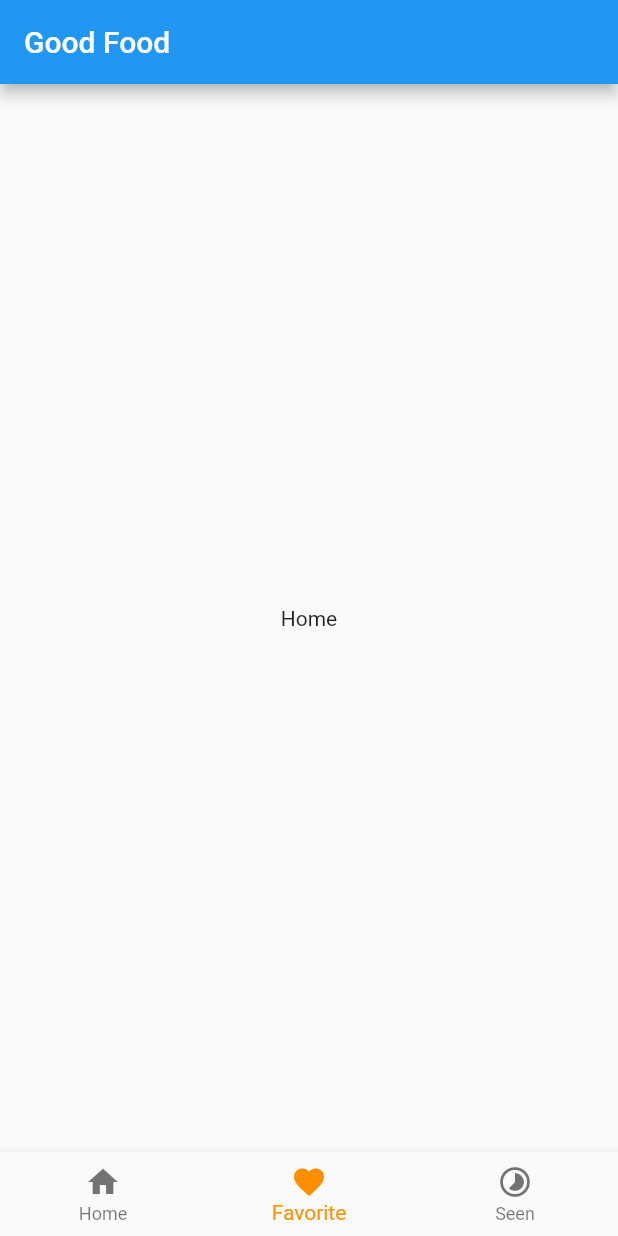
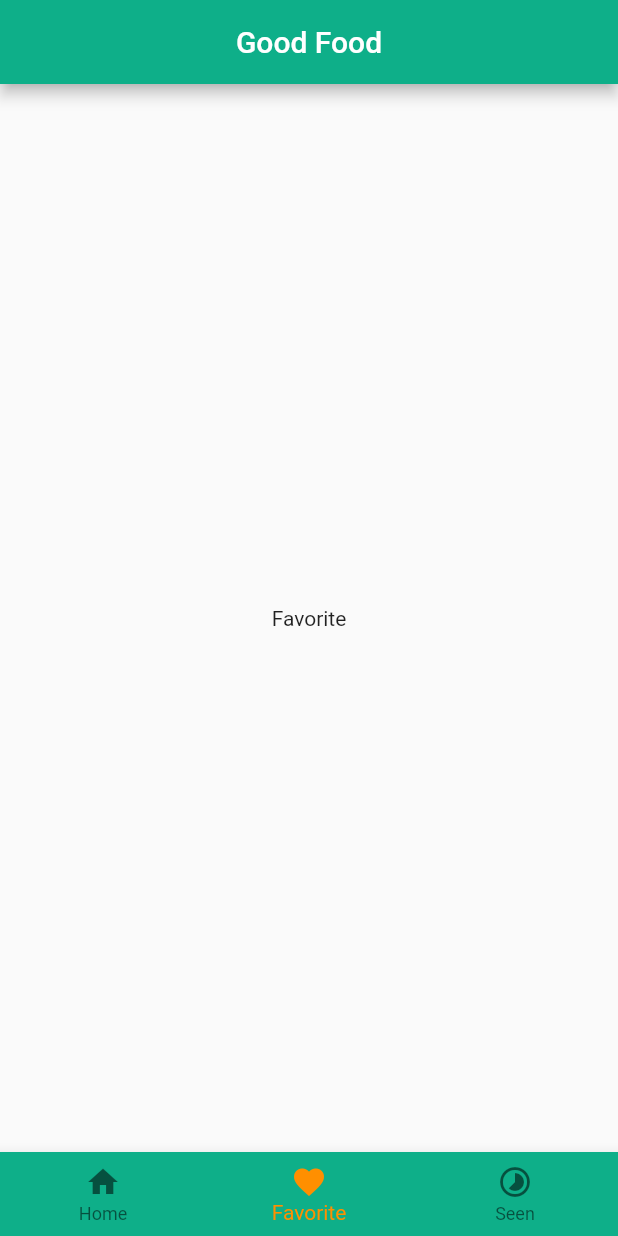
Before and after one commit to hoangnv170752/flutter-training-Zendvn, a Flutter app: the screen it shows after launch, item 2 of the bottom bar chosen, on a phone screen of 412 x 824 dp. Run offline on Flutter 3.47's test engine with Material 2 defaults, Android fonts, the phone set to English and light mode, and no system bars; our stand-ins replace badges, flutter_swiper; missing offline and left inert: confirm_dialog.

Commit message:
add constant value to color

```diff
--- /dev/null
+++ b/goodfood/lib/config/const.dart
@@ -0,0 +1,3 @@
+import 'package:flutter/material.dart';
+
+const dColorMain = Color(0xff0EAF89);
--- a/goodfood/lib/main.dart
+++ b/goodfood/lib/main.dart
@@ -1,65 +1,9 @@
 import 'package:flutter/material.dart';
-import 'package:goodfood/pages/favorite/favorite_body.dart';
-import 'package:goodfood/pages/home/home_body.dart';
-import 'package:goodfood/pages/seen/seen_body.dart';
+import 'package:goodfood/pages/index.dart';
 
-void main() {
-  runApp(const MaterialApp(
+void main(List<String> args) {
+  runApp(MaterialApp(
     debugShowCheckedModeBanner: false,
     home: MyApp(),
   ));
 }
-
-class MyApp extends StatefulWidget {
-  const MyApp({Key? key}) : super(key: key);
-
-  @override
-  State<MyApp> createState() => _MyAppState();
-}
-
-class _MyAppState extends State<MyApp> {
-  int _selectedIndex = 0;
-  static const TextStyle optionStyle =
-      TextStyle(fontSize: 30, fontWeight: FontWeight.bold);
-  static const List<Widget> _widgetOptions = <Widget>[
-    HomeBody(),
-    FavoriteBody(),
-    SeenBody()
-  ];
-
-  void _onItemTapped(int index) {
-    setState(() {
-      _selectedIndex = index;
-    });
-  }
-  @override
-  Widget build(BuildContext context) {
-    return Scaffold(
-      appBar: AppBar(
-        title: const Text("Good Food"),
-      ),
-      body: Center(
-        child: _widgetOptions.elementAt(_selectedIndex),
-      ),
-      bottomNavigationBar: BottomNavigationBar(
-        items: const <BottomNavigationBarItem>[
-          BottomNavigationBarItem(
-            icon: Icon(Icons.home),
-            label: 'Home',
-          ),
-          BottomNavigationBarItem(
-            icon: Icon(Icons.favorite),
-            label: 'Favorite',
-          ),
-          BottomNavigationBarItem(
-            icon: Icon(Icons.timelapse_sharp),
-            label: 'Seen',
-          ),
-        ],
-        currentIndex: _selectedIndex,
-        selectedItemColor: Colors.amber[800],
-        onTap: _onItemTapped,
-      ),
-    );
-  }
-}
--- a/goodfood/lib/pages/favorite/favorite_body.dart
+++ b/goodfood/lib/pages/favorite/favorite_body.dart
@@ -5,7 +5,7 @@ class FavoriteBody extends StatelessWidget {
   @override
   Widget build(BuildContext context) {
     return Center(
-      child: Text('Home'),
+      child: Text('Favorite'),
     );
   }
 }
--- /dev/null
+++ b/goodfood/lib/pages/index.dart
@@ -0,0 +1,61 @@
+import 'package:flutter/material.dart';
+import 'package:goodfood/config/const.dart';
+import 'package:goodfood/pages/favorite/favorite_body.dart';
+import 'package:goodfood/pages/home/home_body.dart';
+import 'package:goodfood/pages/seen/seen_body.dart';
+
+class MyApp extends StatefulWidget {
+  const MyApp({Key? key}) : super(key: key);
+
+  @override
+  State<MyApp> createState() => _MyAppState();
+}
+
+class _MyAppState extends State<MyApp> {
+  int _selectedIndex = 0;
+  static const TextStyle optionStyle = TextStyle(fontSize: 30, fontWeight: FontWeight.bold);
+  static const List<Widget> _widgetOptions = <Widget>[
+    HomeBody(),
+    FavoriteBody(),
+    SeenBody()
+  ];
+
+  void _onItemTapped(int index) {
+    setState(() {
+      _selectedIndex = index;
+    });
+  }
+  @override
+  Widget build(BuildContext context) {
+    return Scaffold(
+      appBar: AppBar(
+        title: const Text("Good Food"),
+        centerTitle: true,
+        backgroundColor: dColorMain,
+      ),
+      body: Center(
+        child: _widgetOptions.elementAt(_selectedIndex),
+      ),
+      bottomNavigationBar: BottomNavigationBar(
+        items: const <BottomNavigationBarItem>[
+          BottomNavigationBarItem(
+            icon: Icon(Icons.home),
+            label: 'Home',
+          ),
+          BottomNavigationBarItem(
+            icon: Icon(Icons.favorite),
+            label: 'Favorite',
+          ),
+          BottomNavigationBarItem(
+            icon: Icon(Icons.timelapse_sharp),
+            label: 'Seen',
+          ),
+        ],
+        currentIndex: _selectedIndex,
+        selectedItemColor: Colors.amber[800],
+        onTap: _onItemTapped,
+        backgroundColor: dColorMain,
+      ),
+    );
+  }
+}
--- a/goodfood/lib/pages/seen/seen_body.dart
+++ b/goodfood/lib/pages/seen/seen_body.dart
@@ -5,7 +5,7 @@ class SeenBody extends StatelessWidget {
   @override
   Widget build(BuildContext context) {
     return Center(
-      child: Text('Home'),
+      child: Text('Seen'),
     );
   }
 }
```
Also changed, not shown: 1 other file.
